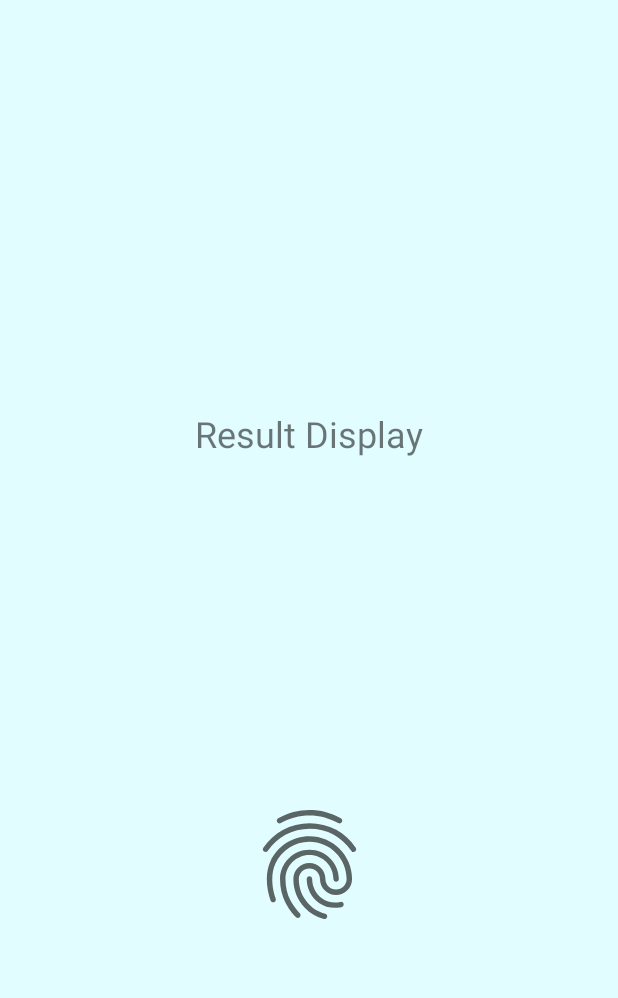
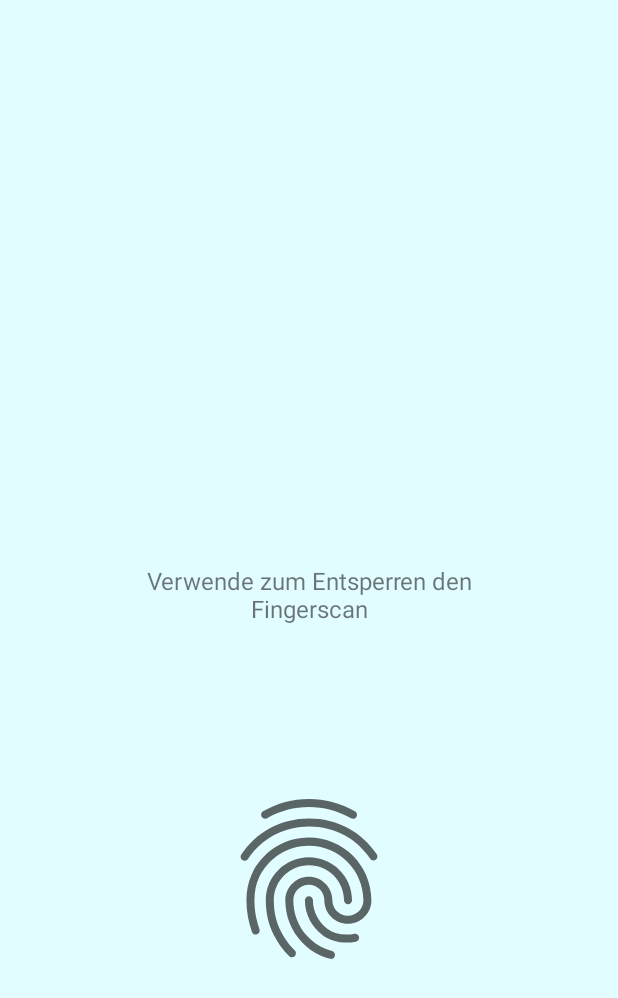
Before and after one commit to chrlnsan/ourMoody, an Android app: the layout activity_login.xml on its own in the app's theme, with its tools: preview values and no code run, on a phone screen of 412 x 824 dp. Shown: the top 998 px of the screen. Run offline under Robolectric (Android 15) with nearby library versions, the phone set to English and light mode, and no system bars.

Commit message:
hab den FingerScan_Login.java überarbeitet, siehe ff. Zeile 56 und endlich das mit Zeile 121 herausgefunden wie ich die Zeile 129 mit dem public void fingerScanButton(View resultdisplay) verbessern kann

```diff
--- a/app/src/main/res/layout/activity_login.xml
+++ b/app/src/main/res/layout/activity_login.xml
@@ -8,39 +8,36 @@
 
     <TextView
         android:id="@+id/resultDisplay"
-        android:layout_width="194dp"
-        android:layout_height="108dp"
+        android:layout_width="295dp"
+        android:layout_height="123dp"
         android:gravity="center_vertical"
-        android:text="Result Display"
+        android:text="Verwende zum Entsperren den Fingerscan"
         android:textAlignment="center"
         android:textAllCaps="false"
-        android:textSize="24sp"
+        android:textSize="16sp"
         app:layout_constraintBottom_toBottomOf="parent"
         app:layout_constraintEnd_toEndOf="parent"
-        app:layout_constraintHorizontal_bias="0.497"
         app:layout_constraintStart_toStartOf="parent"
         app:layout_constraintTop_toTopOf="parent"
-        app:layout_constraintVertical_bias="0.329"
+        app:layout_constraintVertical_bias="0.478"
         tools:ignore="RtlCompat" />
 
     <ImageButton
         android:id="@+id/fingerScanButton"
-        android:layout_width="107dp"
-        android:layout_height="87dp"
+        android:layout_width="128dp"
+        android:layout_height="128dp"
         android:layout_marginStart="178dp"
-        android:layout_marginLeft="178dp"
         android:layout_marginTop="64dp"
         android:layout_marginEnd="185dp"
-        android:layout_marginRight="185dp"
         android:layout_marginBottom="204dp"
         android:background="@null"
         android:scaleType="fitCenter"
         app:layout_constraintBottom_toBottomOf="parent"
         app:layout_constraintEnd_toEndOf="parent"
-        app:layout_constraintHorizontal_bias="0.44"
+        app:layout_constraintHorizontal_bias="0.462"
         app:layout_constraintStart_toStartOf="parent"
         app:layout_constraintTop_toBottomOf="@+id/resultDisplay"
-        app:layout_constraintVertical_bias="1.0"
+        app:layout_constraintVertical_bias="0.0"
         app:srcCompat="?android:attr/fingerprintAuthDrawable" />
 
 </androidx.constraintlayout.widget.ConstraintLayout>
```
Also changed, not shown: app/src/main/java/com/example/ourmoody/FingerScan_Login.java (+56 -12 lines).
